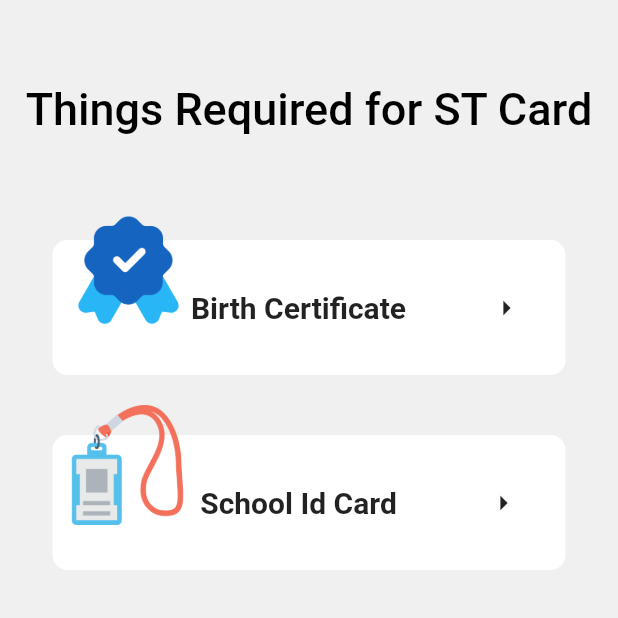
After one commit to Macluster/bustracker, a Flutter app: the ApplyStCard screen opened directly, on a phone screen of 412 x 824 dp, the top half of it. The commit adds this screen. Run offline on Flutter 3.47's test engine with Material 2 defaults, Android fonts, the phone set to English and light mode, and no system bars; our stand-ins replace file_picker, firebase_core, firebase_database, flutter_zoom_drawer, supabase_flutter; accounts and stored records are empty.

Commit message:
apply st card added

```diff
--- a/lib/Components/Button1.dart
+++ b/lib/Components/Button1.dart
@@ -15,10 +15,11 @@ class Button1 extends StatelessWidget
                             ontap();
                           },
                           child: Container(
+                            decoration: BoxDecoration(borderRadius: BorderRadius.all(Radius.circular(20)),color: Colors.amber,),
                             alignment: Alignment.center,
                             height: 60,
                             width: double.infinity,
-                            color: Colors.amber,
+
                             child: Text(content),
                           ),
                         );
--- a/lib/Components/DraweContainer.dart
+++ b/lib/Components/DraweContainer.dart
@@ -1,3 +1,4 @@
+import 'package:bustracker/Pages/ApplyStCardd.dart';
 import 'package:bustracker/Pages/SettingsPage.dart';
 import 'package:flutter/material.dart';
 import 'package:flutter_zoom_drawer/config.dart';
@@ -17,7 +18,7 @@ class DrawerContainer extends StatefulWidget {
 class _DrawerContainerState extends State<DrawerContainer> {
   int currentItem = 0;
 
-  var pages = [Homepage(), SettingsPage(), Container()];
+  var pages = [Homepage(), SettingsPage(),ApplyStCard() ,Container()];
 
   Widget build(BuildContext context) {
     return Scaffold(
@@ -29,7 +30,7 @@ class _DrawerContainerState extends State<DrawerContainer> {
           setState(() {
             this.currentItem = item;
 
-            if (currentItem == 2) {
+            if (currentItem == 3) {
               SupabaseAuthentication().SignOut();
 
               Navigator.push(context,
--- a/lib/Components/SidebarNavBar.dart
+++ b/lib/Components/SidebarNavBar.dart
@@ -20,7 +20,7 @@ class _SidenavBarState extends State<SidenavBar> {
   var menuList = [
     MenuItem("Home", Icons.home),
     MenuItem("Settings", Icons.settings),
-
+     MenuItem("Apply St Card", Icons.settings),
 
     MenuItem("Sign Out", Icons.book)
   ];
--- /dev/null
+++ b/lib/Pages/ApplyStCardd.dart
@@ -0,0 +1,176 @@
+import 'package:bustracker/Components/Button1.dart';
+import 'package:bustracker/backend/SupaBaseStorage.dart';
+import 'package:flutter/cupertino.dart';
+import 'package:flutter/material.dart';
+
+class ApplyStCard extends StatefulWidget {
+  @override
+  State<ApplyStCard> createState() => _ApplyStCardState();
+}
+
+class _ApplyStCardState extends State<ApplyStCard> {
+  bool isDoneUploadingBirth = false;
+  bool isDoneUploadingIdcard = false;
+
+  @override
+  void initState() {
+    // TODO: implement initState
+    super.initState();
+    initialise();
+  }
+
+  void initialise() async {
+ var birth = await SupabaseStorage().checkItemExist("birthCertificate.jpg");
+   var id = await SupabaseStorage().checkItemExist("IdCard.jpg");
+    setState(() {
+        isDoneUploadingBirth=birth;
+        isDoneUploadingIdcard=id;
+
+    });
+  }
+
+  @override
+  Widget build(BuildContext context) {
+    return Scaffold(
+      backgroundColor: Theme.of(context).primaryColorLight,
+      body: SafeArea(
+        child: SizedBox(
+          width: double.infinity,
+          child: Padding(
+            padding: const EdgeInsets.all(15),
+            child: Column(
+              mainAxisAlignment: MainAxisAlignment.spaceBetween,
+              children: [
+                Column(
+                  children: [
+                    const SizedBox(
+                      height: 40,
+                    ),
+                    Text(
+                      "Things Required for ST Card",
+                      style: Theme.of(context).textTheme.titleLarge,
+                    ),
+                    const SizedBox(
+                      height: 50,
+                    ),
+                    RequirementCard(
+                      content: "Birth Certificate",
+                      image: "assets/icons/award.png",
+                      ontap: (val) {
+                        setState(() {
+                          isDoneUploadingBirth = val;
+                        });
+                      },
+                      isDoneUploading: isDoneUploadingBirth,
+                    orderKey:  UniqueKey()
+                    ),
+                    RequirementCard(
+                      content: "School Id Card",
+                      image: "assets/icons/id-card.png",
+                      ontap: (val) {
+                        setState(() {
+                          isDoneUploadingIdcard = val;
+                        });
+                      },
+                      isDoneUploading: isDoneUploadingIdcard,
+                      orderKey: UniqueKey()
+                    ),
+                  ],
+                ),
+                isDoneUploadingBirth && isDoneUploadingIdcard ? Button1("Continue", () {}) : Container()
+              ],
+            ),
+          ),
+        ),
+      ),
+    );
+  }
+}
+
+class RequirementCard extends StatefulWidget {
+  String content = "";
+  String image;
+  var ontap;
+  bool isDoneUploading;
+    final Key orderKey;
+
+  RequirementCard({required this.content, required this.image, required this.ontap, required this.isDoneUploading,required this.orderKey}): super(key: orderKey);
+
+  @override
+  State<RequirementCard> createState() => _RequirementCardState(this.isDoneUploading);
+}
+
+class _RequirementCardState extends State<RequirementCard> {
+  bool isDoneUploading;
+  @override
+  _RequirementCardState(this.isDoneUploading);
+
+  @override
+  Widget build(BuildContext context) {
+    return GestureDetector(
+      onTap: () async {
+        var result;
+        if (widget.content == "Birth Certificate") {
+          bool result = await SupabaseStorage().uploadBirthCertificate();
+          isDoneUploading = result;
+
+          widget.ontap(isDoneUploading);
+          setState(() {});
+        } else {
+          bool result = await SupabaseStorage().uploadIdCard();
+          isDoneUploading = result;
+          widget.ontap(isDoneUploading);
+          setState(() {});
+        }
+      },
+      child: Container(
+        alignment: Alignment.center,
+        width: double.infinity,
+        height: 130,
+        child: Padding(
+          padding: const EdgeInsets.all(0),
+          child: Stack(
+            fit: StackFit.expand,
+            alignment: Alignment.center,
+            children: [
+              Container(
+                  decoration: const BoxDecoration(color: Colors.white, borderRadius: BorderRadius.all(Radius.circular(10))),
+                  margin: const EdgeInsets.all(20),
+                  width: double.infinity,
+                  height: 90,
+                  child: Row(
+                    mainAxisAlignment: MainAxisAlignment.spaceAround,
+                    children: [
+                      const SizedBox(
+                        width: 10,
+                      ),
+                      Text(
+                        widget.content,
+                        style: Theme.of(context).textTheme.titleMedium,
+                      ),
+                      isDoneUploading
+                          ? const Icon(
+                              Icons.done,
+                              color: Colors.green,
+                            )
+                          : const Icon(Icons.arrow_right)
+                    ],
+                  )),
+              Align(
+                alignment: Alignment.topLeft,
+                child: Container(
+                  margin: EdgeInsets.only(bottom: 50, left: 30),
+                  child: Image.asset(
+                    widget.image,
+                    height: 80,
+                    width: 80,
+                  ),
+                ),
+              )
+            ],
+          ),
+        ),
+      ),
+    );
+  }
+}
--- a/pubspec.yaml
+++ b/pubspec.yaml
@@ -35,6 +35,7 @@ dependencies:
   supabase_flutter:
   drop_shadow_image:
   provider:
+  file_picker:
 
 
   # The following adds the Cupertino Icons font to your application.
```
Also changed, not shown: lib/backend/SupaBaseDatabase.dart (+6 -12 lines), lib/backend/SupaBaseStorage.dart (added, +77 -0 lines), assets/icons/award.png (added), assets/icons/id-card.png (added), pubspec.lock.
